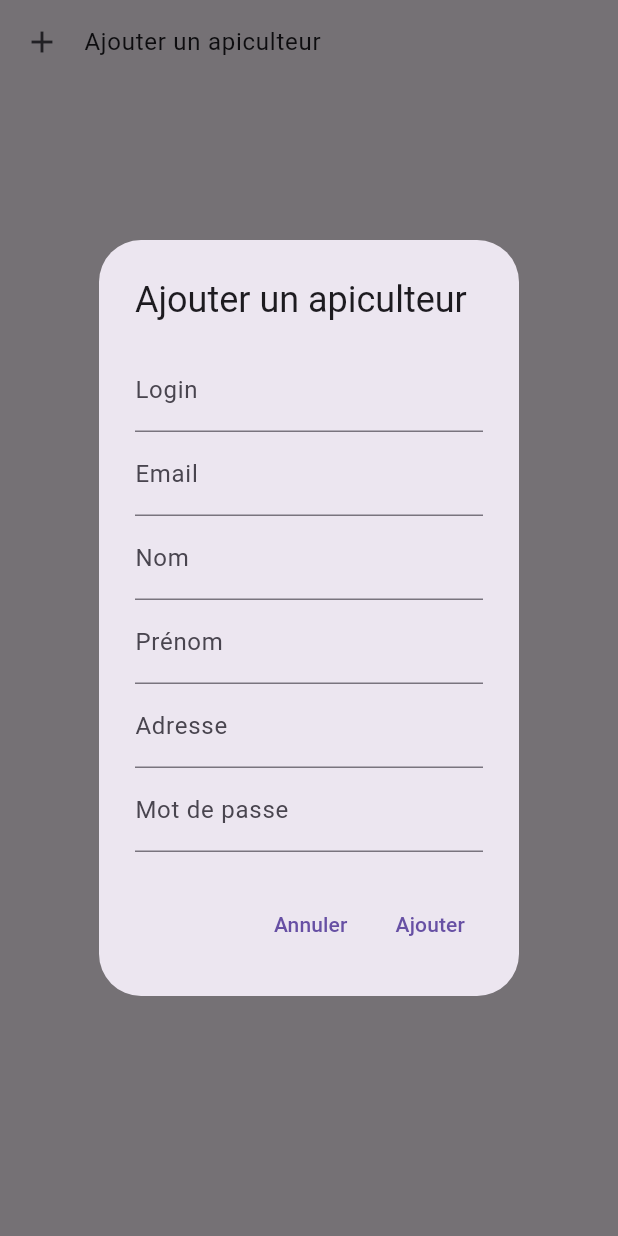
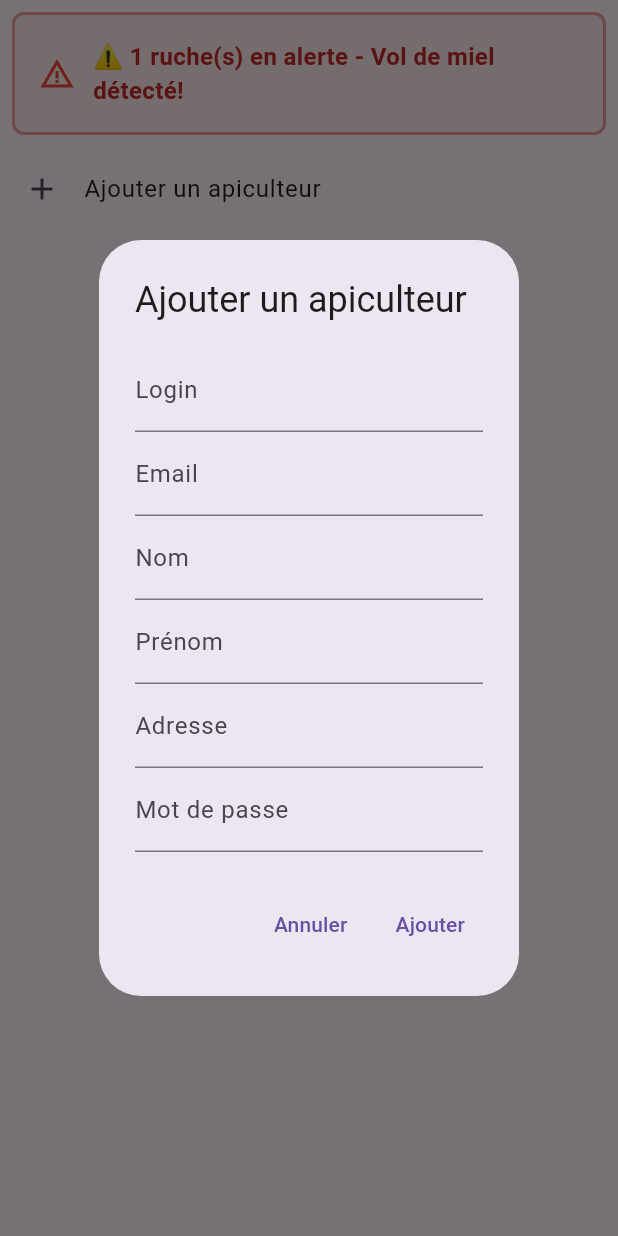
Before and after one commit to tenyega/rucheconnect, a Flutter app: the ApiculteursContent screen opened directly, after a tap on "Ajouter un apiculteur", on a phone screen of 412 x 824 dp. Run offline on Flutter 3.47's test engine with Material 3 defaults, Android fonts, the phone set to English and light mode, and no system bars; our stand-ins replace firebase_auth, firebase_core, firebase_database, fl_chart; accounts and stored records are empty.

Commit message:
almost the final version of the admin page

```diff
--- a/lib/home_page.dart
+++ b/lib/home_page.dart
@@ -2,9 +2,9 @@
 import 'package:firebase_auth/firebase_auth.dart';
 import 'package:firebase_database/firebase_database.dart';
 import 'package:flutter/material.dart';
+import 'view_profile.dart';
 import 'package:tp_flutter/ruchers.dart';
-import 'package:tp_flutter/ruche.dart'; // Import the new ruche.dart file
-import 'view_profile.dart';
+import 'package:tp_flutter/ruche.dart' as ruche;// Import the new ruche.dart file
 
 // Define a UserRole enum for better type safety
 enum UserRole {
@@ -26,6 +26,7 @@
   int _currentIndex = 0;
   UserRole _userRole = UserRole.unknown;
   bool _isLoading = true;
+  List<Apiculteur> _apiculteurs = [];
 
   // Late variables for the pages and navigation items
   late final List<Widget> _currentPages;
@@ -142,10 +143,9 @@
         appBar: AppBar(
           title: const Text('Accès Refusé'),
         ),
-        body: Center(
-          child: Column(
-            mainAxisAlignment: MainAxisAlignment.center,
+        body: Column(
           children: [
+
             const Icon(Icons.error_outline, size: 80, color: Colors.red),
             const SizedBox(height: 16),
             const Text(
@@ -162,8 +162,9 @@
               onPressed: _logout,
               child: const Text('Se déconnecter'),
             ),
+
+
           ],
-          ),
         ),
       );
     }
@@ -265,6 +266,7 @@
   String prenom;
   String pwd;
   bool isExpanded;
+  List<RucherInfo> ruchers; // <-- Add this line
 
   Apiculteur({
     required this.id,
@@ -275,6 +277,7 @@
     required this.prenom,
     required this.pwd,
     this.isExpanded = false,
+    this.ruchers = const [], // <-- Add this too (with default empty list)
   });
 }
 
@@ -310,6 +313,24 @@
   bool _isRefreshing = false;
   final DatabaseReference _database = FirebaseDatabase.instance.ref();
 
+  bool _hasActiveAlert(RucheInfo ruche) {
+    // Use the new hasActiveAlert getter from RucheInfo
+    return ruche.hasActiveAlert;
+  }
+  int _getTotalActiveAlerts() {
+    int totalAlerts = 0;
+    for (var apiculteur in _apiculteurs) {
+      for (var rucher in apiculteur.ruchers) {
+        for (var ruche in rucher.ruches) {
+          if (_hasActiveAlert(ruche)) {
+            totalAlerts++;
+          }
+        }
+      }
+    }
+    return 1;
+  }
+
   @override
   void initState() {
     super.initState();
@@ -322,59 +343,70 @@
   }
 
   Future<void> _loadApiculteurs() async {
-    print('=== DEBUG: _loadApiculteurs() function called ===');
-    try {
-      if (mounted) {
-        setState(() => _isLoading = true);
-      }
-
     final snapshot = await _apiculteursRef.get();
-
-      if (!mounted) return;
-
     if (snapshot.exists && snapshot.value != null) {
       final data = snapshot.value as Map<dynamic, dynamic>;
       List<Apiculteur> loadedApiculteurs = [];
 
-        data.forEach((key, value) {
-          if (value is Map && key.toString().startsWith('api_')) {
-            final apiculteurMap = Map<String, dynamic>.from(value);
-            final apiculteur = Apiculteur(
-              id: key.toString(),
+      for (var entry in data.entries) {
+        final key = entry.key.toString();
+        final apiculteurMap = Map<String, dynamic>.from(entry.value);
+        List<RucherInfo> ruchers = [];
+
+        // Loop through all keys in apiculteur map to find ruchers
+        for (var subEntry in apiculteurMap.entries) {
+          if (subEntry.key.toString().startsWith('rucher_')) {
+            final rucherMap = Map<String, dynamic>.from(subEntry.value);
+            List<RucheInfo> ruches = [];
+
+            for (var rucheEntry in rucherMap.entries) {
+              if (rucheEntry.key.toString().startsWith('ruche_')) {
+                final rucheDataMap = Map<String, dynamic>.from(rucheEntry.value);
+                final latest = rucheDataMap.entries.last.value.toString().split('/');
+                int? alert = int.tryParse(latest.last);
+                ruchers.add(RucherInfo(
+                  id: subEntry.key.toString(),
+                  address: '',
+                  description: '',
+                  picUrl: '',
+                  rucheCount: ruches.length,
+                  ruches: ruches,
+                ));
+
+
+              }
+            }
+
+            ruchers.add(RucherInfo(
+              id: subEntry.key.toString(),
+              address: '',
+              description: '',
+              picUrl: '',
+              rucheCount: ruches.length,
+              ruches: ruches,
+            ));
+
+          }
+        }
+
+        loadedApiculteurs.add(Apiculteur(
+          id: key,
           login: apiculteurMap['login'] ?? '',
           email: apiculteurMap['email'] ?? '',
           nom: apiculteurMap['nom'] ?? '',
           prenom: apiculteurMap['prenom'] ?? '',
           address: apiculteurMap['address'] ?? '',
           pwd: apiculteurMap['pwd']?.toString() ?? '',
-            );
-            loadedApiculteurs.add(apiculteur);
+          ruchers: ruchers,
+        ));
       }
-        });
 
-
-        if (mounted) {
       setState(() {
         _apiculteurs = loadedApiculteurs;
-            _isLoading = false;
-          });
-        }
-      } else {
-        if (mounted) {
-          setState(() {
-            _apiculteurs = [];
-            _isLoading = false;
       });
     }
   }
-    } catch (e) {
-      if (!mounted) return;
-      ScaffoldMessenger.of(context).showSnackBar(
-        SnackBar(content: Text('Error loading apiculteurs: $e')),
-      );
-      setState(() => _isLoading = false);
-    }
-  }
+
 
   // Fixed refresh method to ensure message is shown
   Future<void> _refreshApiculteurs() async {
@@ -614,6 +646,7 @@
   }
 
   @override
+  @override
   Widget build(BuildContext context) {
     if (_isLoading) {
       return const Center(child: CircularProgressIndicator());
@@ -622,11 +655,43 @@
     return Stack(
       children: [
         Scaffold(
-          body: ListView.builder(
-            itemCount: _apiculteurs.length + 1, // +1 for the add button
+          body: Column(
+            children: [
+              // Alert banner
+              if (_getTotalActiveAlerts() > 0)
+                Container(
+                  width: double.infinity,
+                  padding: const EdgeInsets.all(16),
+                  margin: const EdgeInsets.all(8),
+                  decoration: BoxDecoration(
+                    color: Colors.red.shade50,
+                    borderRadius: BorderRadius.circular(8),
+                    border: Border.all(color: Colors.red.shade200, width: 2),
+                  ),
+                  child: Row(
+                    children: [
+                      Icon(Icons.warning_amber, color: Colors.red, size: 24),
+                      const SizedBox(width: 12),
+                      Expanded(
+                        child: Text(
+                          '⚠️ ${_getTotalActiveAlerts()} ruche(s) en alerte - Vol de miel détecté!',
+                          style: TextStyle(
+                            color: Colors.red.shade800,
+                            fontWeight: FontWeight.bold,
+                            fontSize: 16,
+                          ),
+                        ),
+                      ),
+                    ],
+                  ),
+                ),
+
+              // Apiculteurs list
+              Expanded(
+                child: ListView.builder(
+                  itemCount: _apiculteurs.length + 1,
                   itemBuilder: (context, index) {
                     if (index == _apiculteurs.length) {
-                // Last item is an add button
                       return ListTile(
                         leading: const Icon(Icons.add),
                         title: const Text('Ajouter un apiculteur'),
@@ -638,9 +703,12 @@
                     return _buildApiculteurItem(apiculteur);
                   },
                 ),
-          // Removed the floating action button
               ),
-        // Show overlay loading indicator when refreshing
+            ],
+          ),
+        ),
+
+        // Overlay loading spinner
         if (_isRefreshing)
           Container(
             color: Colors.black.withOpacity(0.3),
@@ -651,6 +719,7 @@
       ],
     );
   }
+
 
   Widget _buildApiculteurItem(Apiculteur apiculteur) {
     return ExpansionTile(
@@ -826,6 +895,7 @@
                   ),
 
                 // Profile menu items
+
                 ListTile(
                   leading: const Icon(Icons.person),
                   title: const Text('View Profile'),
@@ -927,7 +997,6 @@
 
   @override
   Widget build(BuildContext context) {
-    // This redirects to your new implementation
-    return const RucherRucheViewState();
+    return const ruche.RucherRucheViewState();
   }
 }
--- a/lib/ruche.dart
+++ b/lib/ruche.dart
@@ -425,7 +425,6 @@ class _RucherRucheViewState extends State<RucherRucheViewState> {
         });
       }
 
-
       _isLoading = false;
     });
     for (var apiculteur in _apiculteurs) {
@@ -447,23 +446,6 @@ class _RucherRucheViewState extends State<RucherRucheViewState> {
         });
       }
     }
-
-    void _sortApiculteurs() {
-      _apiculteurs.sort((a, b) {
-        final aMatch = RegExp(r'api_0*(\d+)').firstMatch(a.id);
-        final bMatch = RegExp(r'api_0*(\d+)').firstMatch(b.id);
-
-        if (aMatch != null && bMatch != null) {
-          final aNum = int.parse(aMatch.group(1)!);
-          final bNum = int.parse(bMatch.group(1)!);
-          return aNum.compareTo(bNum);
-        }
-
-        return a.id.compareTo(b.id);
-      });
-    }
-    _sortApiculteurs();
-
   }
 
   Future<void> _sendAlertEmail(String email, String name, String rucheId, String rucherId) async {
--- a/lib/ruche_detailpage_1.dart
+++ b/lib/ruche_detailpage_1.dart
@@ -197,7 +197,7 @@ class _RucheDetailPageState extends State<RucheDetailPage> {
             const Text('Aucune donnée disponible.'),
             const SizedBox(height: 16),
             // Show path info even when no data
-            Text('Path: ${widget.apiculteurId}/${widget.rucherId}/${widget.rucheId}',
+            Text('Sur : ${widget.apiculteurId}/${widget.rucherId}/${widget.rucheId}',
                 style: const TextStyle(color: Colors.grey)),
           ],
         ),
--- a/lib/ruchers.dart
+++ b/lib/ruchers.dart
@@ -1019,3 +1019,16 @@ class RucherListContent extends StatelessWidget {
     return const RucherApiculteurView();
   }
 }
+class RucheContent extends StatelessWidget {
+  const RucheContent({Key? key}) : super(key: key);
+
+  @override
+  Widget build(BuildContext context) {
+    return Column(
+      children: const [
+        Text("Welcome to Ruche Page"),
+        // Add more widgets here
+      ],
+    );
+  }
+}
```
Lines whose indentation alone changed are shown as unchanged.
